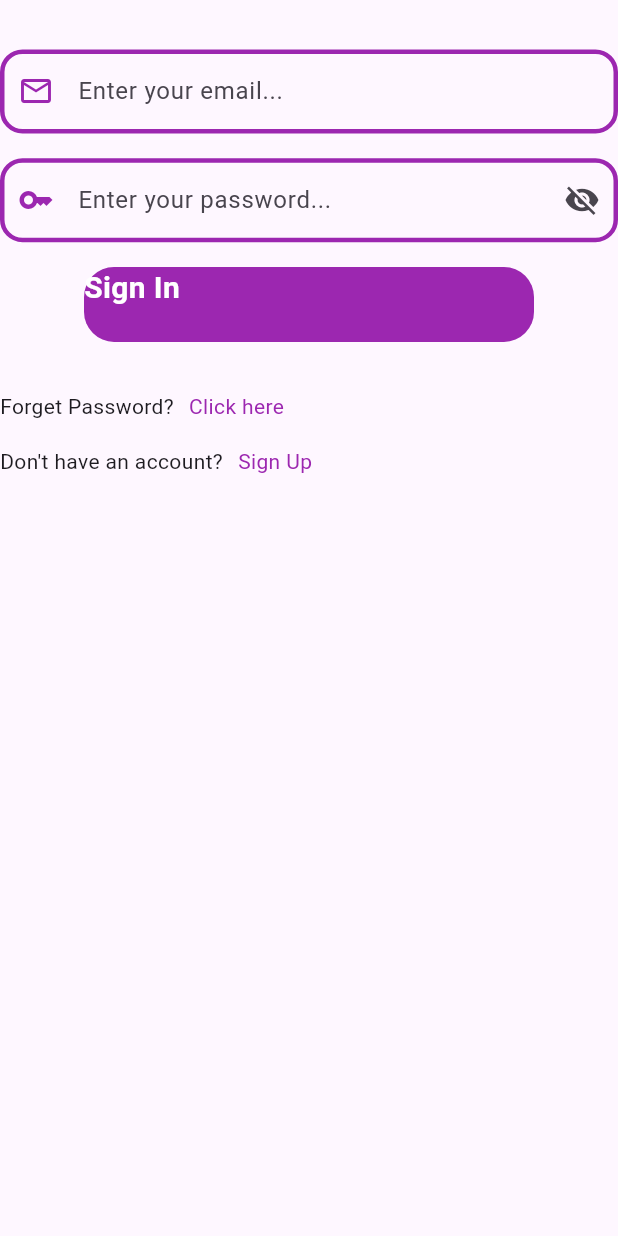
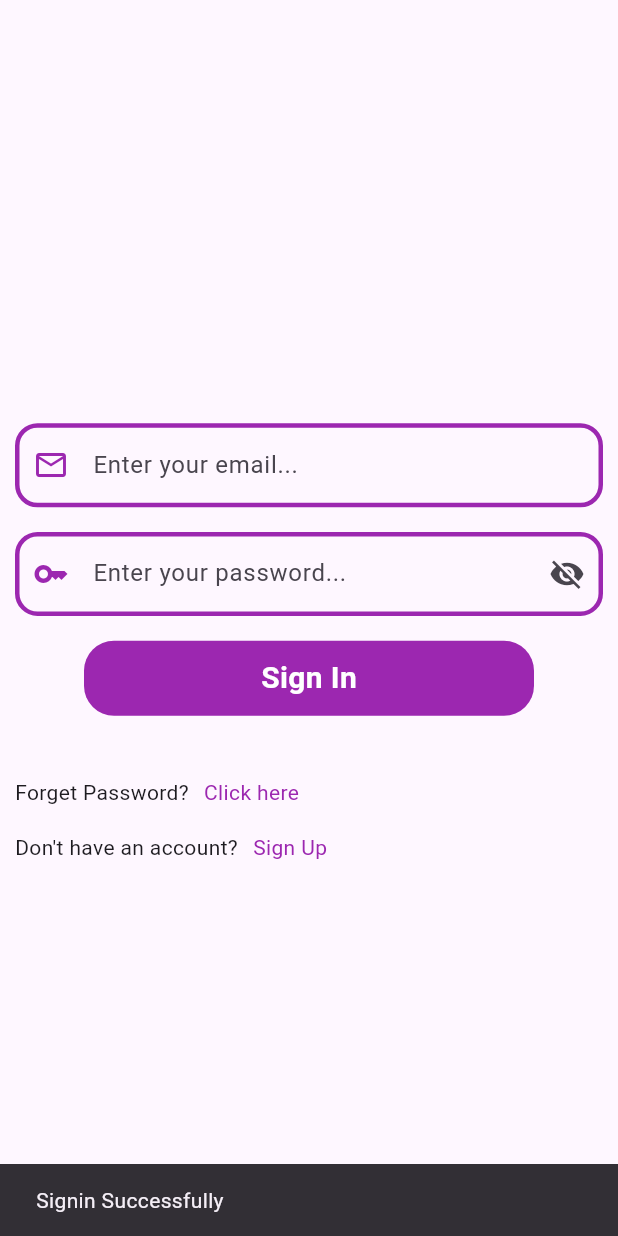
Before and after one commit to foysal012/Message_app, a Flutter app: the screen it shows after launch, after a tap on "Sign In", on a phone screen of 412 x 824 dp. Run offline on Flutter 3.47's test engine with Material 2 defaults, Android fonts, the phone set to English and light mode, and no system bars; our stand-ins replace firebase_auth, firebase_core; accounts and stored records are empty; network calls fail.

Commit message:
fixing some issue on authentication section and using provider for authentication and firebase setup for authentication

```diff
--- a/lib/main.dart
+++ b/lib/main.dart
@@ -1,13 +1,25 @@
+import 'package:firebase_auth/firebase_auth.dart';
 import 'package:flutter/material.dart';
 import 'package:flutter/services.dart';
+import 'package:message_app/firebase_options.dart';
 import 'package:message_app/screen/spalash%20screen/spalash_screen.dart';
+import 'package:firebase_core/firebase_core.dart';
+import 'package:message_app/services/auth/auth_services.dart';
+import 'package:provider/provider.dart';
 
-void main() {
+void main() async{
+  WidgetsFlutterBinding.ensureInitialized();
+
   SystemChrome.setSystemUIOverlayStyle(
     SystemUiOverlayStyle(
       statusBarColor: Colors.transparent
     )
   );
+
+  await Firebase.initializeApp(
+    options: DefaultFirebaseOptions.currentPlatform
+  );
+
   runApp(const MyApp());
 }
 
@@ -17,7 +29,11 @@ class MyApp extends StatelessWidget {
   // This widget is the root of your application.
   @override
   Widget build(BuildContext context) {
-    return MaterialApp(
+    return MultiProvider(
+        providers: [
+          ChangeNotifierProvider(create: (context) => AuthServices()),
+        ],
+      child: MaterialApp(
         title: 'Flutter Demo',
         theme: ThemeData(
           colorScheme: ColorScheme.fromSeed(seedColor: Colors.deepPurple),
@@ -25,6 +41,7 @@ class MyApp extends StatelessWidget {
         ),
         debugShowCheckedModeBanner: false,
         home: SpalashScreen(),
+      ),
     );
   }
 }
--- a/lib/screen/authentication/sign_in_page_screen.dart
+++ b/lib/screen/authentication/sign_in_page_screen.dart
@@ -1,6 +1,8 @@
 import 'package:flutter/material.dart';
 import 'package:message_app/screen/authentication/forget_password_page_screen.dart';
 import 'package:message_app/screen/authentication/sign_up_page_screen.dart';
+import 'package:message_app/services/auth/auth_services.dart';
+import 'package:provider/provider.dart';
 
 class SignInPageScreen extends StatefulWidget {
   const SignInPageScreen({Key? key}) : super(key: key);
@@ -18,11 +20,30 @@ class _SignInPageScreenState extends State<SignInPageScreen> {
 
   bool obsecureText = true;
 
+  void signIn()async{
+
+    final firebaseAuth = Provider.of<AuthServices>(context, listen: false);
+
+    try{
+     await firebaseAuth.SignInWithEmailandPassword(
+         emailController.text,
+         passwordController.text
+     );
+    } catch (e){
+      ScaffoldMessenger.of(context).showSnackBar(SnackBar(content: Text("${e.toString()}"),),);
+    }
+  }
+
   @override
   Widget build(BuildContext context) {
     return Scaffold(
       body: Container(
+        padding: EdgeInsets.only(
+          left: 10,
+          right: 10,
+        ),
         child:Column(
+          mainAxisAlignment: MainAxisAlignment.center,
           children: [
 
             SizedBox(height: MediaQuery.of(context).size.height * 0.04,),
@@ -122,7 +143,9 @@ class _SignInPageScreenState extends State<SignInPageScreen> {
 
             InkWell(
               onTap: (){
-
+                //Navigator.of(context).push(MaterialPageRoute(builder: (context) => SignUpPageScreen()));
+                signIn();
+                ScaffoldMessenger.of(context).showSnackBar(SnackBar(content: Text("Signin Successfully")));
               },
 
               child: Container(
@@ -132,6 +155,7 @@ class _SignInPageScreenState extends State<SignInPageScreen> {
                   borderRadius: BorderRadius.circular(20),
                   color: Colors.purple,
                 ),
+                child: Center(
                   child: Text("Sign In",
                   style: TextStyle(
                     fontSize: 20,
@@ -141,8 +165,9 @@ class _SignInPageScreenState extends State<SignInPageScreen> {
                   ),
                 ),
               ),
+            ),
 
-            SizedBox(height: MediaQuery.of(context).size.height * 0.04,),
+            SizedBox(height: MediaQuery.of(context).size.height * 0.05,),
 
             Row(
               children: [
--- a/lib/screen/spalash screen/spalash_screen.dart
+++ b/lib/screen/spalash screen/spalash_screen.dart
@@ -1,5 +1,6 @@
 import 'package:flutter/material.dart';
 import 'package:message_app/screen/authentication/sign_in_page_screen.dart';
+import 'package:message_app/services/auth/auth_gate.dart';
 
 class SpalashScreen extends StatefulWidget {
   const SpalashScreen({Key? key}) : super(key: key);
@@ -15,7 +16,8 @@ class _SpalashScreenState extends State<SpalashScreen> {
   void initState() {
     // TODO: implement initState
     Future.delayed(Duration(seconds: 2),(){
-      Navigator.of(context).push(MaterialPageRoute(builder: (context)=> SignInPageScreen()));
+      //Navigator.of(context).push(MaterialPageRoute(builder: (context)=> SignInPageScreen()));
+      Navigator.of(context).push(MaterialPageRoute(builder: (context)=> AuthGate()));
     });
     super.initState();
   }
@@ -24,7 +26,11 @@ class _SpalashScreenState extends State<SpalashScreen> {
   Widget build(BuildContext context) {
     return Scaffold(
       body: Column(
+        //mainAxisAlignment: MainAxisAlignment.center,
         children: [
+
+          SizedBox(height: MediaQuery.of(context).size.height * 0.4,),
+
 
           Container(
             alignment: Alignment.center,
@@ -32,19 +38,21 @@ class _SpalashScreenState extends State<SpalashScreen> {
             style: TextStyle(
               fontSize: 30,
               fontWeight: FontWeight.bold,
-              color: Colors.pink
+              color: Colors.purple
             ),
             ),
           ),
 
+          SizedBox(height: MediaQuery.of(context).size.height * 0.4,),
+
 
           Container(
             alignment: Alignment.bottomCenter,
-            child: Text("Sponsored by Neuflo Solutions",
+            child: Text("Powered by Neuflo Solutions",
               style: TextStyle(
-                  fontSize: 30,
+                  fontSize: 18,
                   fontWeight: FontWeight.bold,
-                  color: Colors.pink
+                  color: Colors.purple
               ),
             ),
           ),
--- /dev/null
+++ b/lib/services/auth/auth_gate.dart
@@ -0,0 +1,29 @@
+import 'package:firebase_auth/firebase_auth.dart';
+import 'package:flutter/material.dart';
+import 'package:message_app/screen/authentication/sign_in_page_screen.dart';
+import 'package:message_app/screen/home_page_screen.dart';
+
+class AuthGate extends StatefulWidget {
+  const AuthGate({Key? key}) : super(key: key);
+
+  @override
+  State<AuthGate> createState() => _AuthGateState();
+}
+
+class _AuthGateState extends State<AuthGate> {
+  @override
+  Widget build(BuildContext context) {
+    return Scaffold(
+      body: StreamBuilder(
+        stream: FirebaseAuth.instance.authStateChanges(),
+        builder: (context, snapshot){
+          if(snapshot.hasData){
+            return HomePageScreen();
+          } else {
+            return SignInPageScreen();
+          }
+        },
+      ),
+    );
+  }
+}
--- /dev/null
+++ b/lib/services/auth/auth_services.dart
@@ -0,0 +1,50 @@
+import 'package:firebase_auth/firebase_auth.dart';
+import 'package:flutter/material.dart';
+
+class AuthServices with ChangeNotifier{
+
+  final FirebaseAuth _firebaseAuth = FirebaseAuth.instance;
+
+
+  //user signin
+  Future<UserCredential> SignInWithEmailandPassword(String email, String password) async{
+
+    try{
+
+      UserCredential userCredential = await _firebaseAuth.signInWithEmailAndPassword(
+          email: email,
+          password: password
+      );
+
+      return userCredential;
+    } on FirebaseAuthException catch (e) {
+      throw Exception(e.code);
+    }
+    //notifyListeners();
+  }
+
+  //create User
+  Future<UserCredential> signUpWithEmailandPassword(String email, String password) async{
+
+    try{
+      UserCredential userCredential = await _firebaseAuth.createUserWithEmailAndPassword(
+          email: email,
+          password: password
+      );
+
+
+      return userCredential;
+
+    } on FirebaseAuthException catch(e){
+      throw Exception(e.code);
+    }
+
+  }
+
+  //user signOut
+  Future<void> signOut() async{
+    return await FirebaseAuth.instance.signOut();
+    //notifyListeners();
+  }
+
+}
--- a/pubspec.yaml
+++ b/pubspec.yaml
@@ -35,6 +35,9 @@ dependencies:
   # The following adds the Cupertino Icons font to your application.
   # Use with the CupertinoIcons class for iOS style icons.
   cupertino_icons: ^1.0.2
+  firebase_core: ^2.20.0
+  firebase_auth: ^4.12.0
+  provider: ^6.0.5
 
 dev_dependencies:
   flutter_test:
```
Also changed, not shown: lib/screen/authentication/forget_password_page_screen.dart (+40 -6 lines), lib/screen/authentication/sign_up_page_screen.dart (+43 -9 lines), lib/screen/home_page_screen.dart (added, +52 -0 lines), lib/firebase_options.dart (added), pubspec.lock, 7 other files. Lines whose indentation alone changed are shown as unchanged.
